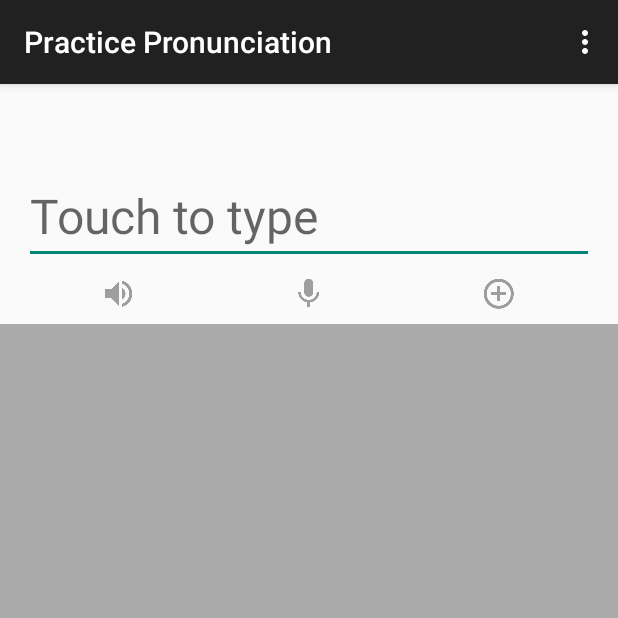
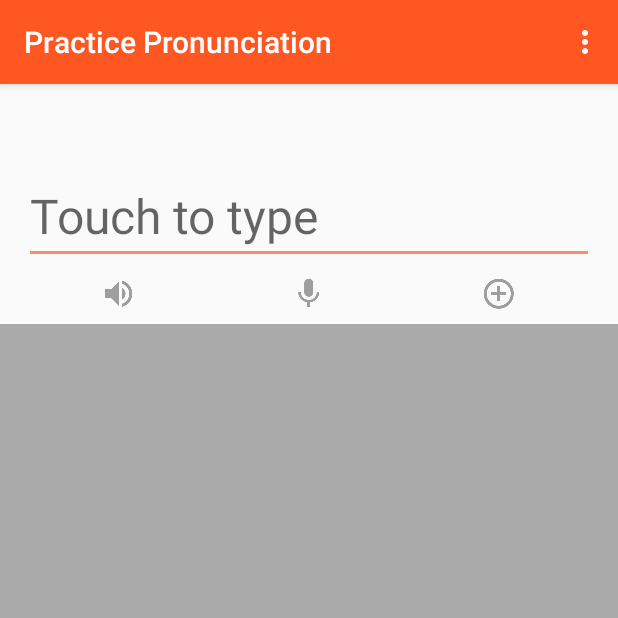
Before and after one commit to jivimberg/PracticePronunciation, an Android app: the screen it shows after launch (MainActivity), on a phone screen of 412 x 824 dp, the top half of it. Run offline under Robolectric (Android 15) with nearby library versions, the phone set to English and light mode, and no system bars.

Commit message:
Adding a little bit of color to the app

```diff
--- /dev/null
+++ b/app/src/main/res/values-v21/styles.xml
@@ -0,0 +1,14 @@
+<?xml version="1.0" encoding="utf-8"?>
+<resources>
+
+    <style name="AppTheme" parent="Theme.AppCompat.Light.DarkActionBar">
+        <!-- Customize your theme here. -->
+        <!-- Main theme colors -->
+        <!--   your app branding color for the app bar -->
+        <item name="colorPrimary">@color/primary</item>
+        <!--   darker variant for the status bar and contextual app bars -->
+        <item name="colorPrimaryDark">@color/primary_dark</item>
+        <!--   theme UI controls like checkboxes and text fields -->
+        <item name="colorAccent">@color/accent</item>
+    </style>
+</resources>
--- /dev/null
+++ b/app/src/main/res/values/colors.xml
@@ -0,0 +1,6 @@
+<?xml version="1.0" encoding="utf-8"?>
+<resources>
+    <color name="primary">#FF5722</color>
+    <color name="primary_dark">#E64A19</color>
+    <color name="accent">#FF8A65</color>
+</resources>
--- a/app/src/main/res/values/styles.xml
+++ b/app/src/main/res/values/styles.xml
@@ -4,5 +4,4 @@
     <style name="AppTheme" parent="Theme.AppCompat.Light.DarkActionBar">
         <!-- Customize your theme here. -->
     </style>
-
 </resources>
```
